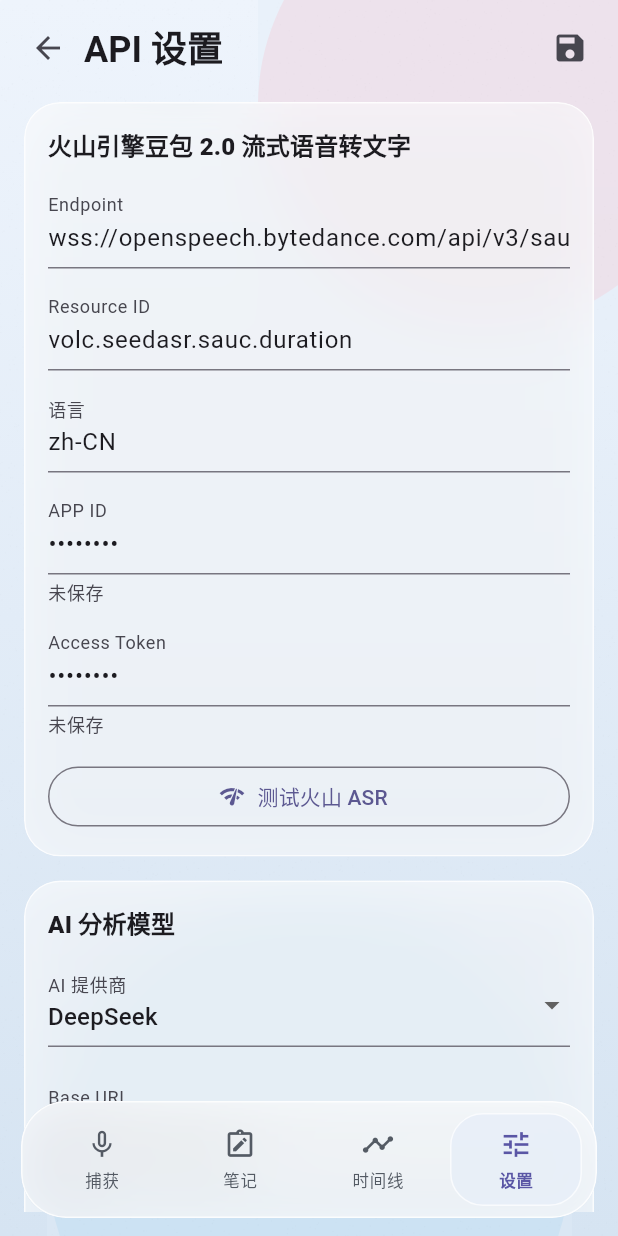
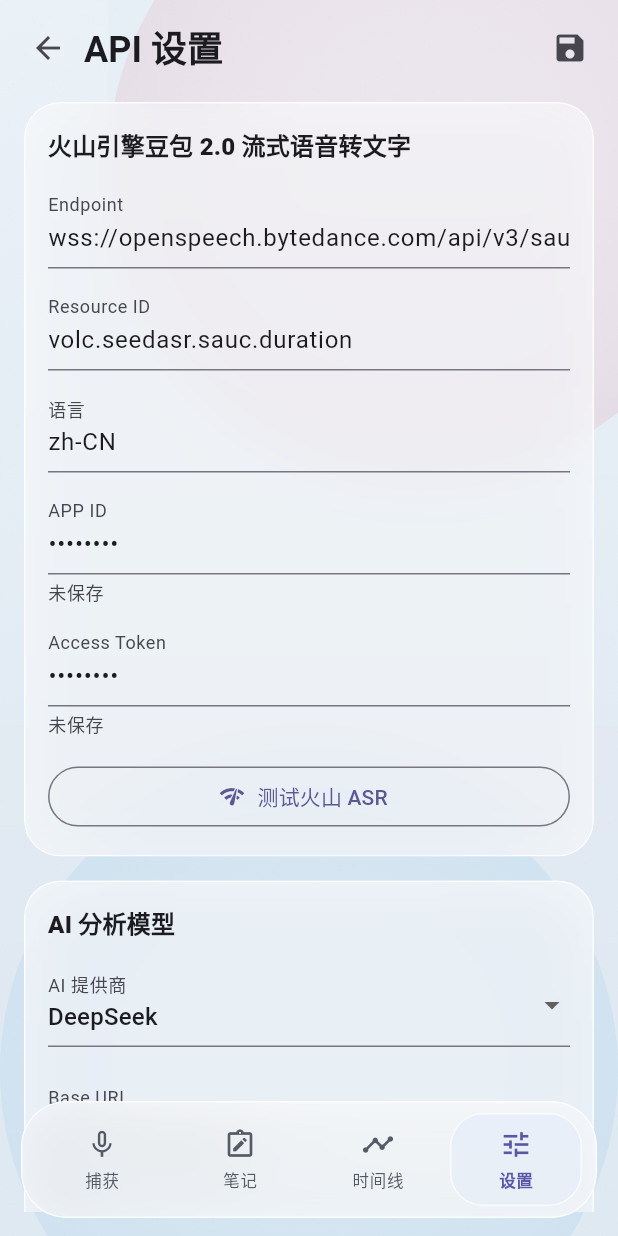
Before and after one commit to rimYtio/GlassNote, a Flutter app: the AiSettingsPage screen opened by its route, after a tap on the "save" icon, on a phone screen of 412 x 824 dp. Run offline on Flutter 3.47's test engine with Material 3 defaults, Android fonts, the phone set to English and light mode, and no system bars; our stand-ins replace audioplayers, drift, flutter_colorpicker, flutter_local_notifications, flutter_riverpod, flutter_secure_storage and 8 more; missing offline and left inert: flutter_quill, record; accounts and stored records are empty; generated files the repository leaves out were written again.

Commit message:
V8.7
修改了部分UI，使其观感上升。

```diff
--- a/lib/app/theme/app_theme.dart
+++ b/lib/app/theme/app_theme.dart
@@ -14,7 +14,7 @@
         surfaceContainerLowest: const Color(0xFFF8F6FF),
       ),
       useMaterial3: true,
-      scaffoldBackgroundColor: const Color(0xFFE0ECF5),
+      scaffoldBackgroundColor: const Color(0xFFDCE7F2),
     );
   }
 
--- a/lib/domain/services/data_protection_service.dart
+++ b/lib/domain/services/data_protection_service.dart
@@ -5,7 +5,7 @@
 }
 
 abstract interface class SecureKeyValueStore {
-  Future<void> writeSecret({required String key, required String value});
+  Future<bool> writeSecret({required String key, required String value});
 
   Future<String?> readSecret(String key);
 
--- a/lib/features/capture/presentation/capture_page.dart
+++ b/lib/features/capture/presentation/capture_page.dart
@@ -122,7 +122,6 @@
 
   @override
   Widget build(BuildContext context) {
-    final colorScheme = Theme.of(context).colorScheme;
     final isLight = Theme.of(context).brightness == Brightness.light;
     final title = switch (state.status) {
       CaptureStatus.recording => '正在聆听',
@@ -141,16 +140,16 @@
         filter: ImageFilter.blur(sigmaX: 18, sigmaY: 18),
         child: DecoratedBox(
           decoration: BoxDecoration(
-            color: Colors.white.withValues(alpha: isLight ? 0.55 : 0.12),
+            color: Colors.white.withValues(alpha: isLight ? 0.65 : 0.08),
             borderRadius: BorderRadius.circular(28),
             border: Border.all(
-              color: Colors.white.withValues(alpha: isLight ? 0.35 : 0.12),
+              color: Colors.white.withValues(alpha: 0.80),
             ),
             boxShadow: [
-              BoxShadow(
-                color: colorScheme.shadow.withValues(alpha: 0.04),
-                blurRadius: 20,
-                offset: const Offset(0, 8),
+              const BoxShadow(
+                color: Color(0x1A788CA0),
+                blurRadius: 22,
+                offset: Offset(0, 8),
               ),
             ],
           ),
@@ -344,18 +343,19 @@
       ..shader =
           RadialGradient(
             colors: [
-              tint.withValues(alpha: 0.26 + energy * 0.16),
+              tint.withValues(alpha: 0.30 + energy * 0.16),
               secondary.withValues(alpha: 0.14),
               surface.withValues(alpha: 0.02),
             ],
           ).createShader(
-            Rect.fromCircle(center: center, radius: size.width * 0.47),
+            Rect.fromCircle(center: center, radius: size.width * 0.52),
           );
     canvas.drawCircle(center, size.width * (0.40 + energy * 0.06), glowPaint);
 
+    const envAlphas = [0.15, 0.12, 0.08];
     for (var i = 0; i < 3; i += 1) {
       final ring = Paint()
-        ..color = tint.withValues(alpha: 0.11 - i * 0.02 + energy * 0.06)
+        ..color = tint.withValues(alpha: envAlphas[i] + energy * 0.08)
         ..style = PaintingStyle.stroke
         ..strokeWidth = 1.2;
       canvas.drawPath(
@@ -374,9 +374,10 @@
           RadialGradient(
             center: const Alignment(-0.35, -0.42),
             colors: [
-              Colors.white.withValues(alpha: 0.52),
-              tint.withValues(alpha: 0.34 + energy * 0.16),
-              secondary.withValues(alpha: 0.28),
+              const Color(0xFFC6C7CE),  // muted lavender base
+              const Color(0xFFB5B7C6),  // muted mist purple
+              tint.withValues(alpha: 0.45 + energy * 0.12),
+              const Color(0xFFA5A6BC).withValues(alpha: 0.55),  // muted deeper edge
             ],
           ).createShader(
             Rect.fromCircle(center: center, radius: baseRadius * 1.25),
@@ -387,7 +388,7 @@
     );
 
     final edgePaint = Paint()
-      ..color = tint.withValues(alpha: 0.48 + energy * 0.18)
+      ..color = const Color(0xFFA8A5D2).withValues(alpha: 0.70)
       ..style = PaintingStyle.stroke
       ..strokeWidth = 2.2
       ..strokeCap = StrokeCap.round;
@@ -395,6 +396,23 @@
       _blobPath(center, baseRadius + 1, phaseRadians * 1.2, 5 + energy * 18),
       edgePaint,
     );
+
+    // Specular highlight — softened glow at top-left of the filled orb
+    final highlightPos = Offset(
+      center.dx - baseRadius * 0.15,
+      center.dy - baseRadius * 0.2,
+    );
+    final highlightPaint = Paint()
+      ..shader = RadialGradient(
+        center: const Alignment(-0.35, -0.42),
+        colors: [
+          Colors.white.withValues(alpha: 0.22),
+          Colors.white.withValues(alpha: 0.0),
+        ],
+      ).createShader(
+        Rect.fromCircle(center: highlightPos, radius: baseRadius * 0.55),
+      );
+    canvas.drawCircle(highlightPos, baseRadius * 0.45, highlightPaint);
   }
 
   Path _blobPath(
--- a/lib/features/settings/presentation/ai_settings_page.dart
+++ b/lib/features/settings/presentation/ai_settings_page.dart
@@ -1,6 +1,7 @@
 import 'dart:async';
 
 import 'package:flutter/material.dart';
+import 'package:flutter/foundation.dart';
 import 'package:flutter/physics.dart';
 import 'package:flutter_riverpod/flutter_riverpod.dart';
 
@@ -544,6 +545,7 @@
   }
 
   Future<AiSecrets> _readStoredSecrets() async {
+    try {
       final secrets = ref.read(secureKeyValueStoreProvider);
       return AiSecrets(
         volcAppKey: await secrets.readSecret(AiConfig.volcAppKeySecretKey) ?? '',
@@ -556,6 +558,14 @@
         siliconFlowApiKey:
             await secrets.readSecret(AiConfig.siliconFlowApiKeySecretKey) ?? '',
       );
+    } catch (e) {
+      debugPrint('[AiSettings] _readStoredSecrets failed: $e');
+      return const AiSecrets(
+        volcAppKey: '',
+        volcAccessKey: '',
+        deepSeekApiKey: '',
+      );
+    }
   }
 
   void _cancelDismiss() {
@@ -646,6 +656,7 @@
   }
 
   Future<void> _load() async {
+    try {
       final config = await ref.read(aiConfigRepositoryProvider).load();
       final secrets = await _readStoredSecrets();
       if (!mounted) {
@@ -684,6 +695,13 @@
         }
         _loading = false;
       });
+    } catch (e) {
+      debugPrint('[AiSettings] _load failed: $e');
+      if (!mounted) {
+        return;
+      }
+      setState(() => _loading = false);
+    }
   }
 
   Future<void> _save() async {
@@ -699,42 +717,49 @@
 
       final resolvedSecrets = await _currentSecrets();
       final secureStore = ref.read(secureKeyValueStoreProvider);
-      if (resolvedSecrets.volcAppKey.isNotEmpty) {
-        await secureStore.writeSecret(
-          key: AiConfig.volcAppKeySecretKey,
-          value: resolvedSecrets.volcAppKey,
-        );
+      bool keyWriteFailed = false;
+
+      // Write each key and verify with read-back
+      final keysToWrite = <String, String>{};
+      if (resolvedSecrets.volcAppKey.isNotEmpty) keysToWrite[AiConfig.volcAppKeySecretKey] = resolvedSecrets.volcAppKey;
+      if (resolvedSecrets.volcAccessKey.isNotEmpty) keysToWrite[AiConfig.volcAccessKeySecretKey] = resolvedSecrets.volcAccessKey;
+      if (resolvedSecrets.deepSeekApiKey.isNotEmpty) keysToWrite[AiConfig.deepSeekApiKeySecretKey] = resolvedSecrets.deepSeekApiKey;
+      if (resolvedSecrets.openAIApiKey.isNotEmpty) keysToWrite[AiConfig.openAIApiKeySecretKey] = resolvedSecrets.openAIApiKey;
+      if (resolvedSecrets.siliconFlowApiKey.isNotEmpty) keysToWrite[AiConfig.siliconFlowApiKeySecretKey] = resolvedSecrets.siliconFlowApiKey;
+
+      for (final entry in keysToWrite.entries) {
+        debugPrint('[ApiSave] secure write key=${entry.key} len=${entry.value.length}');
+        final ok = await secureStore.writeSecret(key: entry.key, value: entry.value);
+        if (!ok) {
+          keyWriteFailed = true;
+          break;
         }
-      if (resolvedSecrets.volcAccessKey.isNotEmpty) {
-        await secureStore.writeSecret(
-          key: AiConfig.volcAccessKeySecretKey,
-          value: resolvedSecrets.volcAccessKey,
-        );
+        // Read-back verification
+        final readBack = await secureStore.readSecret(entry.key);
+        if (readBack == null || readBack.isEmpty || readBack != entry.value) {
+          debugPrint('[ApiSave] read-back mismatch key=${entry.key} expectedLen=${entry.value.length} actualLen=${readBack?.length ?? 0}');
+          keyWriteFailed = true;
+          break;
         }
-      if (resolvedSecrets.deepSeekApiKey.isNotEmpty) {
-        await secureStore.writeSecret(
-          key: AiConfig.deepSeekApiKeySecretKey,
-          value: resolvedSecrets.deepSeekApiKey,
-        );
       }
-      if (resolvedSecrets.openAIApiKey.isNotEmpty) {
-        await secureStore.writeSecret(
-          key: AiConfig.openAIApiKeySecretKey,
-          value: resolvedSecrets.openAIApiKey,
-        );
+
+      if (keyWriteFailed) {
+        debugPrint('[ApiSave] Keystore write failed — stopping save');
+        if (!mounted) return;
+        setState(() {
+          _saveMessage = '本地密钥存储异常，请重置 API 密钥后重新保存';
+          _feedbackSuccess = false;
+          _saveVisible = true;
+        });
+        _scheduleDismiss();
+        return;
       }
-      if (resolvedSecrets.siliconFlowApiKey.isNotEmpty) {
-        await secureStore.writeSecret(
-          key: AiConfig.siliconFlowApiKeySecretKey,
-          value: resolvedSecrets.siliconFlowApiKey,
-        );
-      }
+
       ref.invalidate(aiSecretsProvider);
       await _syncSavedSecretFlags();
 
-      if (!mounted) {
-        return;
-      }
+      debugPrint('[ApiSave] all keys written and verified');
+      if (!mounted) return;
       setState(() {
         _volcAppKeyController.text = _maskedKey;
         _volcAccessKeyController.text = _maskedKey;
@@ -749,20 +774,19 @@
         _saveMessage = 'API 设置已保存';
         _feedbackSuccess = true;
         _saveVisible = true;
-        _saving = false;
       });
       _scheduleDismiss();
     } on Object catch (error) {
-      if (!mounted) {
-        return;
-      }
+      debugPrint('[ApiSave] exception: $error');
+      if (!mounted) return;
       setState(() {
         _saveMessage = 'API 设置保存失败: $error';
         _feedbackSuccess = false;
         _saveVisible = true;
-        _saving = false;
       });
       _scheduleDismiss();
+    } finally {
+      if (mounted) setState(() => _saving = false);
     }
   }
 }
--- a/lib/infrastructure/security/flutter_secure_key_value_store.dart
+++ b/lib/infrastructure/security/flutter_secure_key_value_store.dart
@@ -1,3 +1,5 @@
+import 'dart:async';
+
 import 'package:flutter/foundation.dart';
 import 'package:flutter_secure_storage/flutter_secure_storage.dart';
 
@@ -7,7 +9,7 @@
   const FlutterSecureKeyValueStore([
     this._storage = const FlutterSecureStorage(
       aOptions: AndroidOptions(
-        resetOnError: kDebugMode, // only reset in debug
+        resetOnError: kDebugMode,
       ),
     ),
   ]);
@@ -15,17 +17,33 @@
   final FlutterSecureStorage _storage;
 
   @override
-  Future<void> deleteSecret(String key) {
-    return _storage.delete(key: key);
+  Future<void> deleteSecret(String key) async {
+    try {
+      await _storage.delete(key: key).timeout(const Duration(seconds: 5));
+    } catch (e) {
+      debugPrint('[SecureStorage] delete failed key=$key error=$e');
+    }
   }
 
   @override
-  Future<String?> readSecret(String key) {
-    return _storage.read(key: key);
+  Future<String?> readSecret(String key) async {
+    try {
+      final value = await _storage.read(key: key).timeout(const Duration(seconds: 3));
+      return value;
+    } catch (e) {
+      debugPrint('[SecureStorage] read failed key=$key error=$e');
+      return null;
+    }
   }
 
   @override
-  Future<void> writeSecret({required String key, required String value}) {
-    return _storage.write(key: key, value: value);
+  Future<bool> writeSecret({required String key, required String value}) async {
+    try {
+      await _storage.write(key: key, value: value).timeout(const Duration(seconds: 5));
+      return true;
+    } catch (e) {
+      debugPrint('[SecureStorage] write failed key=$key len=${value.length} error=$e');
+      return false;
+    }
   }
 }
--- a/lib/infrastructure/security/in_memory_secure_key_value_store.dart
+++ b/lib/infrastructure/security/in_memory_secure_key_value_store.dart
@@ -14,7 +14,8 @@
   }
 
   @override
-  Future<void> writeSecret({required String key, required String value}) async {
+  Future<bool> writeSecret({required String key, required String value}) async {
     _values[key] = value;
+    return true;
   }
 }
--- a/lib/ui_system/widgets/glass_scaffold.dart
+++ b/lib/ui_system/widgets/glass_scaffold.dart
@@ -47,34 +47,53 @@
                     begin: Alignment.topCenter,
                     end: Alignment.bottomCenter,
                     colors: [
-                      Color(0xFFEEF4FC),
-                      Color(0xFFD6E4F2),
+                      Color(0xFFEAF1F7),
+                      Color(0xFFDDE7F1),
                     ],
                   ),
                 ),
               ),
             ),
 
-          // Layer 1: Warm pink/lavender orb (top-right, 300×300, blur 200, 37% opacity)
+          // Layer 1: Warm pink/lavender orb (top-right, 420×420, blur 200, ~40% opacity)
           Positioned(
-            top: -80,
-            right: -60,
+            top: -100,
+            right: -80,
             child: ClipRect(
               child: BackdropFilter(
                 filter: ImageFilter.blur(sigmaX: 200, sigmaY: 200),
-                child: Container(
-                  width: 300,
-                  height: 300,
+                child: Stack(
+                  children: [
+                    Container(
+                      width: 420,
+                      height: 420,
                       decoration: const BoxDecoration(
                         shape: BoxShape.circle,
-                    color: Color(0x85F0D5DF),
+                        color: Color(0x66F0D5DF),
                       ),
+                    ),
+                    Container(
+                      width: 420,
+                      height: 420,
+                      decoration: BoxDecoration(
+                        shape: BoxShape.circle,
+                        gradient: RadialGradient(
+                          center: Alignment.center,
+                          radius: 0.8,
+                          colors: [
+                            Colors.white.withValues(alpha: 0.0),
+                            const Color.fromRGBO(176, 140, 155, 0.22),
+                          ],
+                        ),
+                      ),
+                    ),
+                  ],
                 ),
               ),
             ),
           ),
 
-          // Layer 2: Sky blue orb (bottom-center, 350×350, blur 200, 37% opacity)
+          // Layer 2: Sky blue orb (bottom-center, 460×460, blur 200, ~35% opacity)
           Align(
             alignment: Alignment.bottomCenter,
             child: Transform.translate(
@@ -82,13 +101,32 @@
               child: ClipRect(
                 child: BackdropFilter(
                   filter: ImageFilter.blur(sigmaX: 200, sigmaY: 200),
-                  child: Container(
-                    width: 350,
-                    height: 350,
+                  child: Stack(
+                    children: [
+                      Container(
+                        width: 460,
+                        height: 460,
                         decoration: const BoxDecoration(
                           shape: BoxShape.circle,
-                      color: Color(0x85C0DEF2),
+                          color: Color(0x59C0DEF2),
                         ),
+                      ),
+                      Container(
+                        width: 460,
+                        height: 460,
+                        decoration: BoxDecoration(
+                          shape: BoxShape.circle,
+                          gradient: RadialGradient(
+                            center: Alignment.center,
+                            radius: 0.8,
+                            colors: [
+                              Colors.white.withValues(alpha: 0.0),
+                              const Color.fromRGBO(140, 180, 210, 0.22),
+                            ],
+                          ),
+                        ),
+                      ),
+                    ],
                   ),
                 ),
               ),
```
Also changed, not shown: lib/features/notes/presentation/notes_page.dart (+22 -7 lines), 1 other file. Lines whose indentation alone changed are shown as unchanged.
